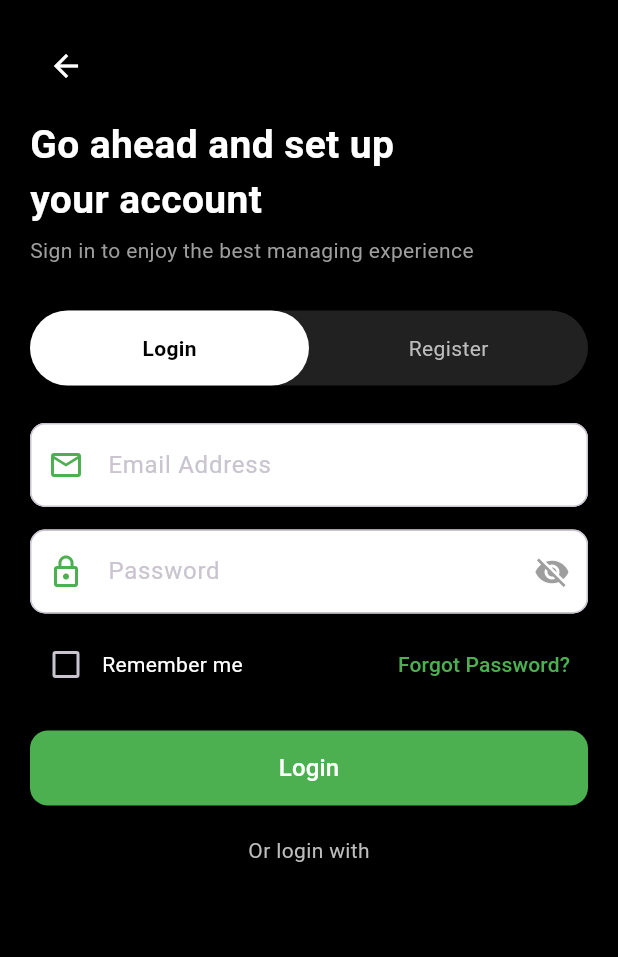
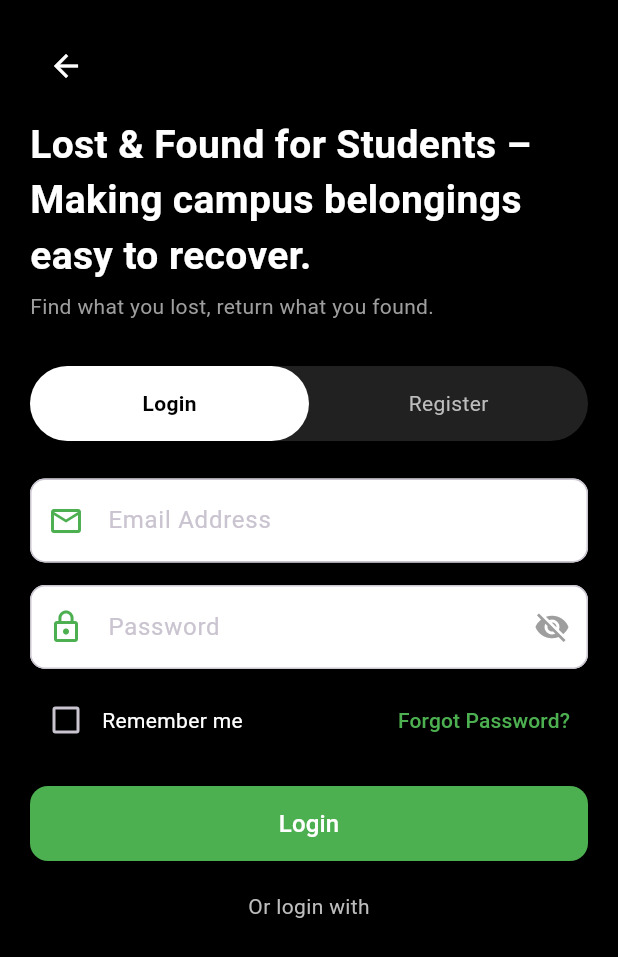
Before and after one commit to masihurnafi/lostfound_app, a Flutter app: the screen it shows after launch, on a phone screen of 412 x 824 dp. Shown: the top 957 px of the screen. Run offline on Flutter 3.47's test engine with Material 3 defaults, Android fonts, the phone set to English and light mode, and no system bars; our stand-ins replace cloud_firestore, firebase_auth, firebase_core; accounts and stored records are empty.

Commit message:
Updated login screen UI and fixed white screen issue

```diff
--- a/lib/screens/login_screen.dart
+++ b/lib/screens/login_screen.dart
@@ -63,7 +63,7 @@ class _LoginScreenState extends State<LoginScreen> {
               ),
               const SizedBox(height: 10),
               const Text(
-                "Go ahead and set up\nyour account",
+                "Lost & Found for Students – Making campus belongings easy to recover.",
                 style: TextStyle(
                   color: Colors.white,
                   fontSize: 26,
@@ -72,7 +72,7 @@ class _LoginScreenState extends State<LoginScreen> {
               ),
               const SizedBox(height: 5),
               const Text(
-                "Sign in to enjoy the best managing experience",
+                "Find what you lost, return what you found.",
                 style: TextStyle(color: Colors.grey, fontSize: 14),
               ),
               const SizedBox(height: 30),
```
